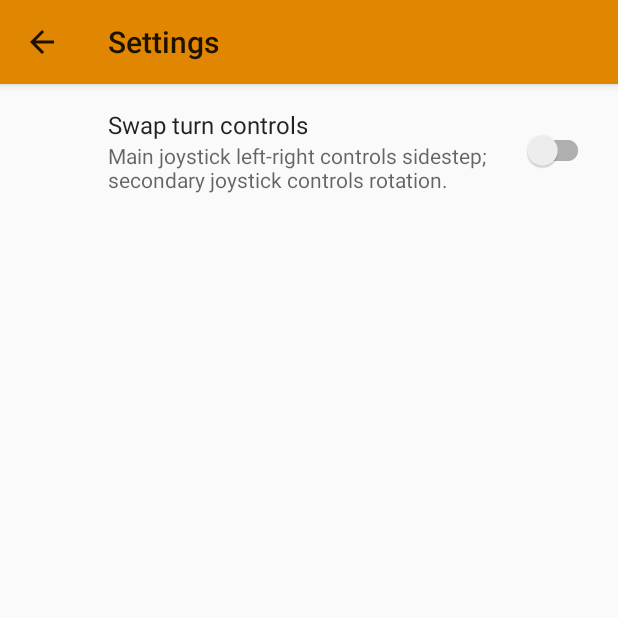
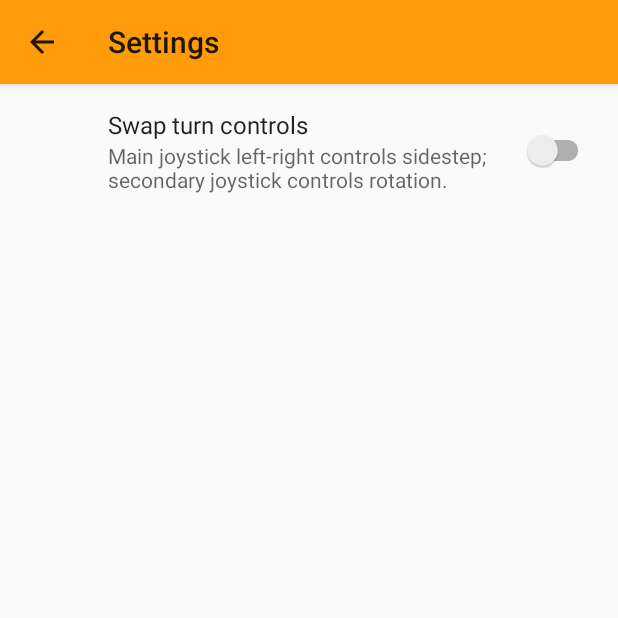
Before and after one commit to cedrocandito/ragnetto-app, an Android app: the screen it shows after launch (RagnettoSettingsActivity), in the options menu, after a tap on "App settings", on a phone screen of 412 x 824 dp, the top half of it. Run offline under Robolectric (Android 15) with nearby library versions, the phone set to English and light mode, and no system bars; our stand-ins replace androidx.preference.

Commit message:
Lighter action bar.

```diff
--- a/app/src/main/res/values/colors.xml
+++ b/app/src/main/res/values/colors.xml
@@ -1,7 +1,7 @@
 <?xml version="1.0" encoding="utf-8"?>
 <resources>
     <!-- color of the action bar -->
-    <color name="colorPrimary">#E18600</color>
+    <color name="colorPrimary">#FD9B0B</color>
     <!-- color of status bar -->
     <color name="colorPrimaryDark">#D54E11</color>
     <!-- color of checboxes, radio buttons, etc. -->
@@ -11,5 +11,5 @@
     <color name="joystick_grid">#507DC3</color>
     <color name="stick">#B0AE2200</color>
 
-    <color name="activeIcon">#FFFFFF</color>
+    <color name="activeIcon">#008000</color>
 </resources>
```
